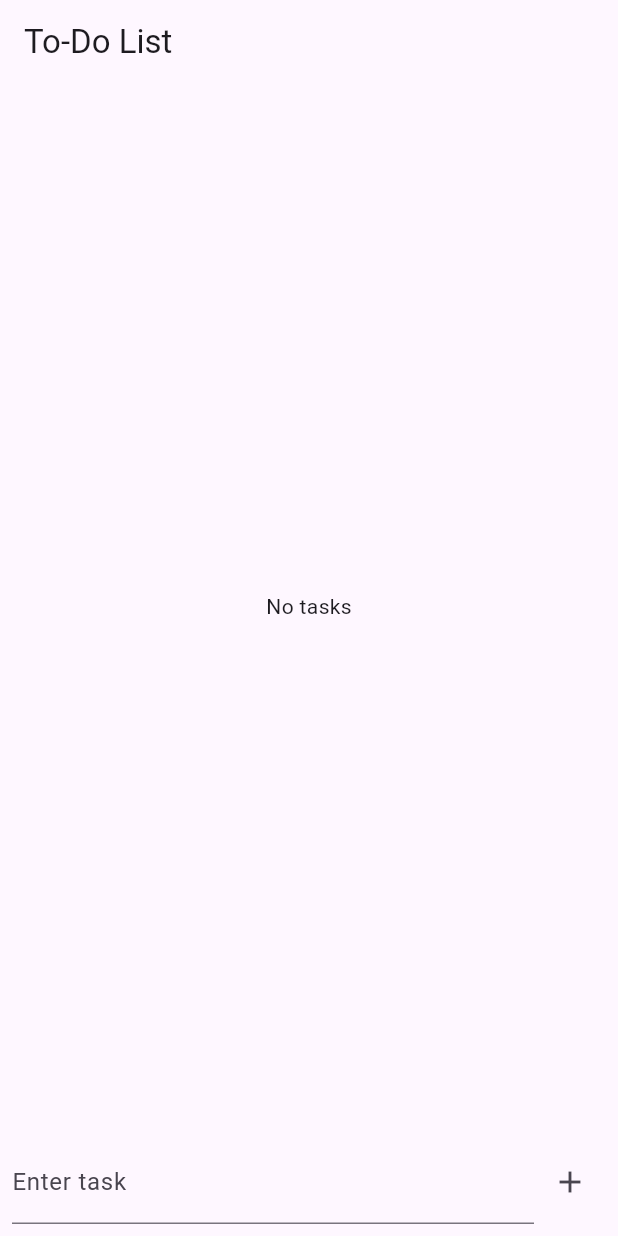
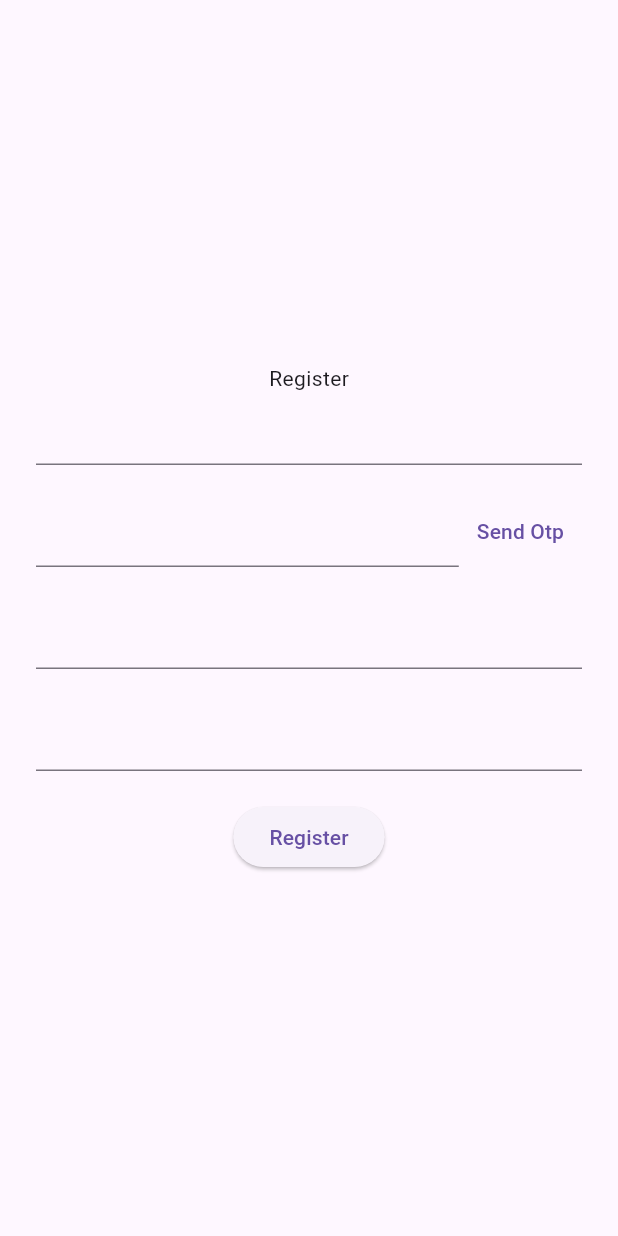
Before and after one commit to ThanhMinhProjects/todo_bloc, a Flutter app: the screen it shows after launch, on a phone screen of 412 x 824 dp. Run offline on Flutter 3.47's test engine with Material 3 defaults, Android fonts, the phone set to English and light mode, and no system bars; our stand-ins replace bloc, dartz, dio, flutter_bloc, flutter_easyloading, get_it and 1 more.

Commit message:
create register

```diff
--- /dev/null
+++ b/lib/core/services/body/register_body.dart
@@ -0,0 +1,25 @@
+class RegisterBody {
+  final String name;
+  final String email;
+  final String password;
+  final int age;
+  final String code;
+
+  RegisterBody({
+    required this.name,
+    required this.email,
+    required this.password,
+    required this.age,
+    required this.code,
+  });
+
+  Map<String, dynamic> toJson() {
+    return {
+      'name': name,
+      'email': email,
+      'password': password,
+      'age': age,
+      'code': code,
+    };
+  }
+}
--- /dev/null
+++ b/lib/core/services/body/send_otp_body.dart
@@ -0,0 +1,11 @@
+class SendOtpBody {
+  final String email;
+
+  SendOtpBody({required this.email});
+
+  Map<String, dynamic> toJson() {
+    return {
+      'email': email,
+    };
+  }
+}
--- /dev/null
+++ b/lib/features/register/data/repositories/register_repository_impl.dart
@@ -0,0 +1,19 @@
+import 'package:todo_bloc/core/services/auth_service.dart';
+import 'package:todo_bloc/core/services/body/register_body.dart';
+import 'package:todo_bloc/core/services/body/send_otp_body.dart';
+import 'package:todo_bloc/features/register/domain/repositories/register_repository.dart';
+
+class RegisterRepositoryImpl implements RegisterRepository {
+  final AuthService _authService = AuthService();
+  @override
+  Future<String> register(RegisterBody body) async {
+    final response = await _authService.register(body);
+    return response.fold((l) => l.message, (r) => r);
+  }
+
+  @override
+  Future<String> sendOtp(SendOtpBody body) async {
+    final response = await _authService.sendOtp(body);
+    return response.fold((l) => l.message, (r) => r);
+  }
+}
--- /dev/null
+++ b/lib/features/register/domain/repositories/register_repository.dart
@@ -0,0 +1,7 @@
+import 'package:todo_bloc/core/services/body/register_body.dart';
+import 'package:todo_bloc/core/services/body/send_otp_body.dart';
+
+abstract class RegisterRepository {
+  Future<String> register(RegisterBody body);
+  Future<String> sendOtp(SendOtpBody body);
+}
--- /dev/null
+++ b/lib/features/register/domain/usecases/send_otp_usecase.dart
@@ -0,0 +1,12 @@
+import 'package:todo_bloc/core/services/body/send_otp_body.dart';
+import 'package:todo_bloc/features/register/domain/repositories/register_repository.dart';
+
+class SendOtpUsecase {
+  final RegisterRepository _registerRepository;
+
+  SendOtpUsecase(this._registerRepository);
+
+  Future<String> call(SendOtpBody body) async {
+    return await _registerRepository.sendOtp(body);
+  }
+}
--- /dev/null
+++ b/lib/features/register/presentation/bloc/register_bloc.dart
@@ -0,0 +1,24 @@
+import 'dart:async';
+import 'package:bloc/bloc.dart';
+import 'package:meta/meta.dart';
+import 'package:todo_bloc/core/services/body/register_body.dart';
+import 'package:todo_bloc/core/services/body/send_otp_body.dart';
+import 'package:todo_bloc/features/register/domain/usecases/send_otp_usecase.dart';
+
+part 'register_event.dart';
+part 'register_state.dart';
+
+class RegisterBloc extends Bloc<RegisterEvent, RegisterState> {
+  final SendOtpUsecase sendOtpUsecase;
+  RegisterBloc({required this.sendOtpUsecase}) : super(RegisterInitial()) {
+    on<SendOtpEvent>(sendOtp);
+  }
+}
+
+extension RegisterBlocExtension on RegisterBloc {
+  Future<void> sendOtp(SendOtpEvent event, Emitter<RegisterState> emit) async {
+    emit(IsLoading(true));
+    String result = await sendOtpUsecase(event.sendOtpBody);
+    print('registerResult$result');
+  }
+}
--- /dev/null
+++ b/lib/features/register/presentation/bloc/register_event.dart
@@ -0,0 +1,15 @@
+part of 'register_bloc.dart';
+
+@immutable
+abstract class RegisterEvent {}
+
+class SendOtpEvent extends RegisterEvent {
+  final SendOtpBody sendOtpBody;
+
+  SendOtpEvent(this.sendOtpBody);
+}
+
+class SubmitRegisterEvent extends RegisterEvent {
+  final RegisterBody registerBody;
+  SubmitRegisterEvent(this.registerBody);
+}
--- /dev/null
+++ b/lib/features/register/presentation/bloc/register_state.dart
@@ -0,0 +1,12 @@
+part of 'register_bloc.dart';
+
+@immutable
+abstract class RegisterState {}
+
+class RegisterInitial extends RegisterState {}
+
+class IsLoading extends RegisterState {
+  final bool isLoading;
+
+  IsLoading(this.isLoading);
+}
--- /dev/null
+++ b/lib/features/register/presentation/screens/register_screen.dart
@@ -0,0 +1,61 @@
+import 'package:flutter/material.dart';
+import 'package:flutter_bloc/flutter_bloc.dart';
+import 'package:flutter_easyloading/flutter_easyloading.dart';
+import 'package:todo_bloc/core/services/body/send_otp_body.dart';
+import 'package:todo_bloc/features/register/data/repositories/register_repository_impl.dart';
+import 'package:todo_bloc/features/register/domain/repositories/register_repository.dart';
+import 'package:todo_bloc/features/register/domain/usecases/send_otp_usecase.dart';
+import 'package:todo_bloc/features/register/presentation/bloc/register_bloc.dart';
+
+class RegisterScreen extends StatelessWidget {
+  RegisterScreen({super.key});
+  final _emailController = TextEditingController();
+  final _passwordController = TextEditingController();
+  final _otpController = TextEditingController();
+  final _confirmPasswordController = TextEditingController();
+  final registerRepositoryImpl = RegisterRepositoryImpl();
+  @override
+  Widget build(BuildContext context) {
+    return BlocProvider(
+      create: (context) => RegisterBloc(
+        sendOtpUsecase: SendOtpUsecase(registerRepositoryImpl),
+      ),
+      child: BlocConsumer<RegisterBloc, RegisterState>(
+        listener: (context, state) {
+          // if (state is IsLoading) {
+          //   EasyLoading.show();
+          // }
+        },
+        builder: (context, state) {
+          return Scaffold(
+              body: Padding(
+            padding: const EdgeInsets.all(24.0),
+            child: Column(
+              mainAxisAlignment: MainAxisAlignment.center,
+              children: [
+                const Text('Register'),
+                TextField(controller: _emailController),
+                const SizedBox(height: 20.0),
+                Row(children: [
+                  Expanded(child: TextField(controller: _otpController)),
+                  TextButton(
+                      onPressed: () {
+                        context.read<RegisterBloc>().add(SendOtpEvent(
+                            SendOtpBody(email: _emailController.text.trim())));
+                      },
+                      child: const Text('Send Otp'))
+                ]),
+                const SizedBox(height: 20.0),
+                TextField(controller: _passwordController),
+                const SizedBox(height: 20.0),
+                TextField(controller: _confirmPasswordController),
+                const SizedBox(height: 20.0),
+                ElevatedButton(onPressed: () {}, child: const Text('Register'))
+              ],
+            ),
+          ));
+        },
+      ),
+    );
+  }
+}
--- a/lib/main.dart
+++ b/lib/main.dart
@@ -1,8 +1,7 @@
 import 'package:flutter/material.dart';
-import 'package:flutter_bloc/flutter_bloc.dart';
+import 'package:flutter_easyloading/flutter_easyloading.dart';
+import 'package:todo_bloc/features/register/presentation/screens/register_screen.dart';
 import 'package:todo_bloc/injection.dart';
-import 'features/todo/presentation/bloc/todo_bloc.dart';
-import 'features/todo/presentation/screens/todo_screen.dart';
 
 void main() {
   configureDependencies();
@@ -14,10 +13,8 @@ class MyApp extends StatelessWidget {
   @override
   Widget build(BuildContext context) {
     return MaterialApp(
-      home: BlocProvider(
-        create: (_) => getIt<TodoBloc>(),
-        child: TodoScreen(),
-      ),
+      builder: EasyLoading.init(),
+      home: RegisterScreen(),
     );
   }
 }
--- a/pubspec.yaml
+++ b/pubspec.yaml
@@ -35,6 +35,7 @@ dependencies:
   flutter:
     sdk: flutter
   flutter_bloc: ^8.1.6
+  flutter_easyloading: ^3.0.5
   get_it: ^8.0.3
   injectable: ^2.5.0
   meta: ^1.15.0
```
Also changed, not shown: lib/core/api/api_service.dart (added, +77 -0 lines), lib/core/error/failures.dart (added, +17 -0 lines), lib/core/services/auth_service.dart (added, +32 -0 lines), lib/features/register/domain/usecases/register_usecase.dart (added, +12 -0 lines), pubspec.lock.
